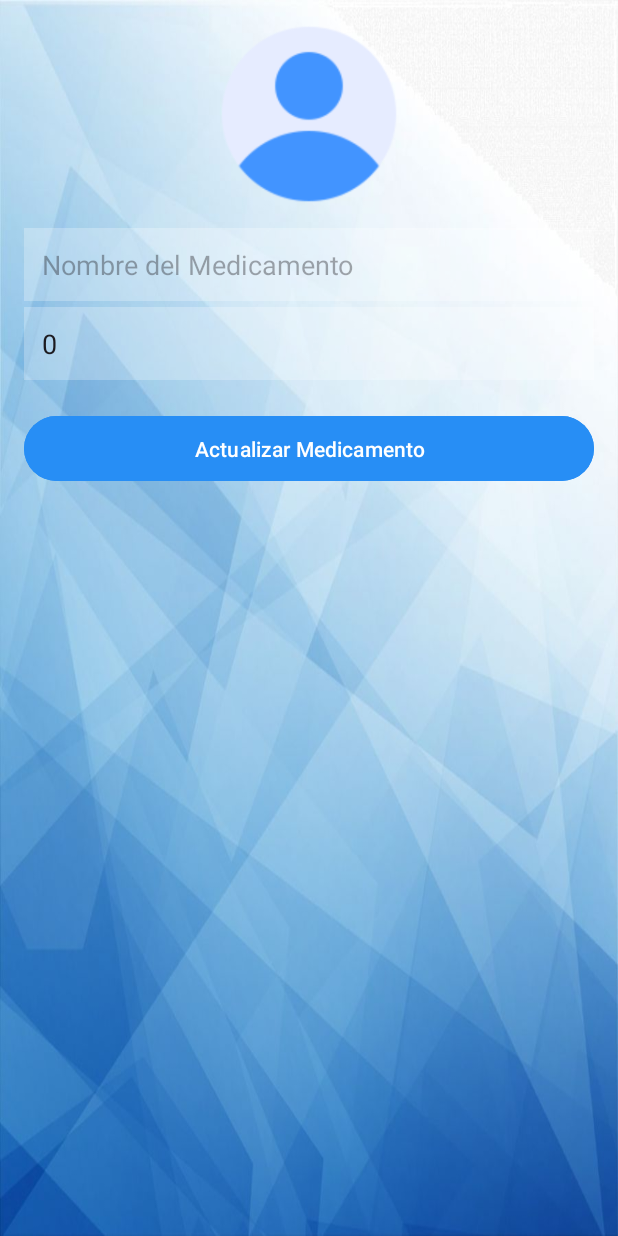
After one commit to Mily26/TuHoraSalud, an Android app: the UpdateMedicineActivity screen opened directly, with no data from a screen before it, on a phone screen of 412 x 824 dp. The commit adds this screen. Run offline under Robolectric (Android 15) with nearby library versions, the phone set to English and light mode, and no system bars; our stand-ins replace Room's generated code.

Commit message:
se agrega funcionalidad de actualizar medicamento

```diff
--- a/AppTuHoraSalud/app/src/main/AndroidManifest.xml
+++ b/AppTuHoraSalud/app/src/main/AndroidManifest.xml
@@ -35,6 +35,9 @@
         <activity
             android:name=".ListMedicinesActivity"
             android:exported="false" />
+        <activity
+            android:name=".UpdateMedicineActivity"
+            android:exported="false" />
 
     </application>
 
--- /dev/null
+++ b/AppTuHoraSalud/app/src/main/java/com/example/apptuhorasalud/UpdateMedicineActivity.java
@@ -0,0 +1,126 @@
+package com.example.apptuhorasalud;
+
+import android.os.Bundle;
+import android.text.TextUtils;
+import android.util.Log;
+import android.widget.Button;
+import android.widget.EditText;
+import android.widget.Toast;
+import androidx.activity.EdgeToEdge;
+import androidx.appcompat.app.AppCompatActivity;
+import androidx.core.graphics.Insets;
+import androidx.core.view.ViewCompat;
+import androidx.core.view.WindowInsetsCompat;
+import androidx.room.Room;
+import com.example.apptuhorasalud.domain.models.Medicine;
+import com.example.apptuhorasalud.domain.interfaces.IMedicineRepository;
+import com.example.apptuhorasalud.infrastructure.data.AppDatabase;
+import com.example.apptuhorasalud.infrastructure.repository.MedicineRepositoryImpl;
+import com.example.apptuhorasalud.utils.FormUtils;
+
+public class UpdateMedicineActivity extends AppCompatActivity {
+
+    private EditText inputMedicineName, inputQuantity;
+    private Button btnUpdateMedicine;
+
+    private String medicineName, quantity;
+    private int userId;
+    private int medicineId;
+
+    private static final String DB_NAME = "usuarios-db";
+
+    @Override
+    protected void onCreate(Bundle savedInstanceState) {
+        super.onCreate(savedInstanceState);
+        EdgeToEdge.enable(this);
+        setContentView(R.layout.activity_update_medicina);
+
+        ViewCompat.setOnApplyWindowInsetsListener(findViewById(R.id.scrollUpdateMedicine), (v, insets) -> {
+            Insets systemBars = insets.getInsets(WindowInsetsCompat.Type.systemBars());
+            v.setPadding(systemBars.left, systemBars.top, systemBars.right, systemBars.bottom);
+            return insets;
+        });
+
+        inputMedicineName = findViewById(R.id.inputMedicineName);
+        inputQuantity = findViewById(R.id.inputQuantity);
+        btnUpdateMedicine = findViewById(R.id.btnUpdateMedicine);
+
+        // Get data from intent
+        userId = getIntent().getIntExtra("idUsuario", -1);
+        medicineId = getIntent().getIntExtra("medicineId", -1);
+        String currentName = getIntent().getStringExtra("medicineName");
+        int currentQuantity = getIntent().getIntExtra("medicineQuantity", 0);
+
+        // Pre-populate fields with current data
+        if (currentName != null) {
+            inputMedicineName.setText(currentName);
+        }
+        inputQuantity.setText(String.valueOf(currentQuantity));
+
+        btnUpdateMedicine.setOnClickListener(v -> onUpdateMedicineClick());
+    }
+
+    // methods
+    private void onUpdateMedicineClick() {
+        getValues();
+        if (!validateInput()) return;
+        updateMedicine();
+    }
+
+    private void getValues() {
+        medicineName = inputMedicineName.getText().toString().trim();
+        quantity = inputQuantity.getText().toString().trim();
+    }
+
+    private boolean validateInput() {
+        if (TextUtils.isEmpty(medicineName)) {
+            FormUtils.showError(this, "Ingrese el nombre del medicamento", inputMedicineName);
+            return false;
+        }
+
+        if (medicineName.length() < 2) {
+            FormUtils.showError(this, "El nombre debe tener al menos 2 caracteres", inputMedicineName);
+            return false;
+        }
+
+        if (TextUtils.isEmpty(quantity)) {
+            FormUtils.showError(this, "Ingrese la cantidad", inputQuantity);
+            return false;
+        }
+
+        try {
+            int qty = Integer.parseInt(quantity);
+            if (qty <= 0) {
+                FormUtils.showError(this, "La cantidad debe ser mayor a 0", inputQuantity);
+                return false;
+            }
+        } catch (NumberFormatException e) {
+            FormUtils.showError(this, "La cantidad debe ser un número válido", inputQuantity);
+            return false;
+        }
+
+        if (userId == -1 || medicineId == -1) {
+            Toast.makeText(this, "Error: Datos incompletos", Toast.LENGTH_SHORT).show();
+            return false;
+        }
+
+        return true;
+    }
+
+    private void updateMedicine() {
+        Medicine medicine = new Medicine(medicineId, medicineName, Integer.parseInt(quantity), userId, false);
+
+        new Thread(() -> {
+            AppDatabase db = Room.databaseBuilder(getApplicationContext(), AppDatabase.class, DB_NAME).build();
+            IMedicineRepository repo = new MedicineRepositoryImpl(db.medicineDao());
+
+            repo.updateMedicine(medicine).join();
+            Log.d("DB", "Medicamento actualizado correctamente: " + medicine.getName() + " - Cantidad: " + medicine.getQuantity());
+
+            runOnUiThread(() -> {
+                FormUtils.showSuccess(this, "Medicamento actualizado correctamente");
+                finish();
+            });
+        }).start();
+    }
+}
--- a/AppTuHoraSalud/app/src/main/res/layout/activity_list_medicines.xml
+++ b/AppTuHoraSalud/app/src/main/res/layout/activity_list_medicines.xml
@@ -20,15 +20,17 @@
             android:layout_marginBottom="16dp"
             android:contentDescription="Icono de medicina"
             android:src="@drawable/usuario" />
+
         <Button
             android:id="@+id/btnAddMedicine"
             android:layout_width="wrap_content"
             android:layout_height="wrap_content"
+            android:layout_gravity="center_horizontal"
             android:layout_marginEnd="8dp"
+            android:layout_marginBottom="8dp"
             android:backgroundTint="#278EF5"
             android:minHeight="48dp"
             android:text="Agregar medicina"
-            android:layout_gravity="center_horizontal"
             android:textColor="#FFFFFF" />
         <androidx.recyclerview.widget.RecyclerView
             android:id="@+id/recyclerViewMedicines"
--- /dev/null
+++ b/AppTuHoraSalud/app/src/main/res/layout/activity_update_medicina.xml
@@ -0,0 +1,58 @@
+<?xml version="1.0" encoding="utf-8"?>
+<ScrollView xmlns:android="http://schemas.android.com/apk/res/android"
+    android:id="@+id/scrollUpdateMedicine"
+    android:layout_width="match_parent"
+    android:layout_height="match_parent"
+    android:background="@drawable/fondo3">
+
+    <LinearLayout
+        android:id="@+id/layoutFormulario"
+        android:layout_width="match_parent"
+        android:layout_height="wrap_content"
+        android:orientation="vertical"
+        android:padding="16dp">
+
+        <ImageView
+            android:id="@+id/imgMedicine"
+            android:layout_width="120dp"
+            android:layout_height="120dp"
+            android:layout_gravity="center"
+            android:layout_marginBottom="16dp"
+            android:contentDescription="Icono de medicina"
+            android:src="@drawable/usuario" />
+
+        <EditText
+            android:id="@+id/inputMedicineName"
+            android:layout_width="match_parent"
+            android:layout_height="wrap_content"
+            android:layout_marginBottom="4dp"
+            android:background="#40FFFFFF"
+            android:hint="Nombre del Medicamento"
+            android:inputType="textPersonName"
+            android:minHeight="48dp"
+            android:padding="12dp" />
+
+        <EditText
+            android:id="@+id/inputQuantity"
+            android:layout_width="match_parent"
+            android:layout_height="wrap_content"
+            android:layout_marginBottom="4dp"
+            android:background="#40FFFFFF"
+            android:hint="Cantidad"
+            android:inputType="number"
+            android:minHeight="48dp"
+            android:padding="12dp" />
+
+        <Button
+            android:id="@+id/btnUpdateMedicine"
+            android:layout_width="match_parent"
+            android:layout_height="wrap_content"
+            android:layout_marginTop="16dp"
+            android:backgroundTint="#278EF5"
+            android:minHeight="48dp"
+            android:padding="12dp"
+            android:text="Actualizar Medicamento"
+            android:textColor="#FFFFFF" />
+
+    </LinearLayout>
+</ScrollView>
```
Also changed, not shown: AppTuHoraSalud/app/src/main/java/com/example/apptuhorasalud/adapters/MedicineAdapter.java (+10 -2 lines).
